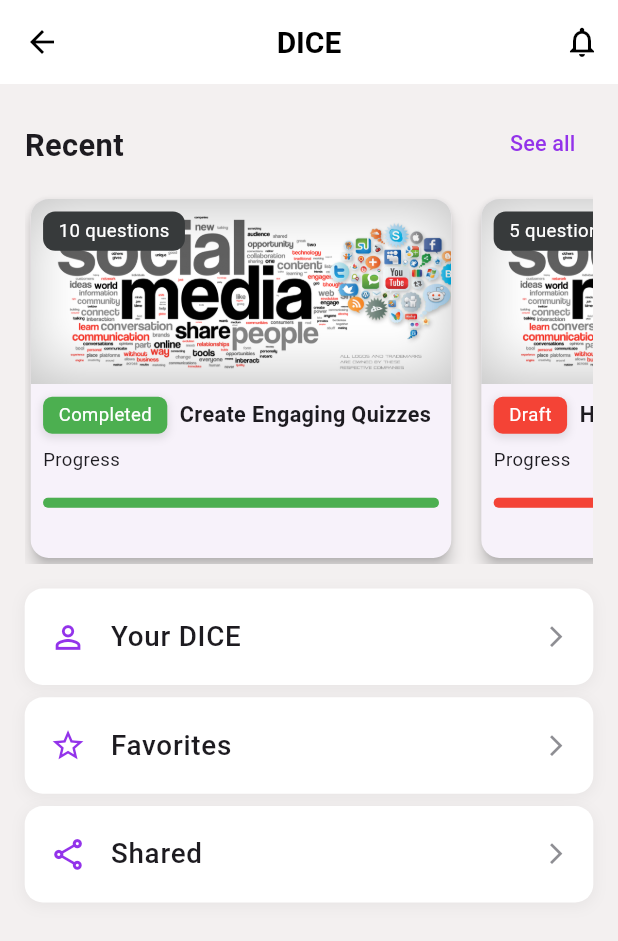
After one commit to Sokmeak/DICE-MobileApp, a Flutter app: the MyDiceScreen screen opened directly, on a phone screen of 412 x 824 dp. The commit adds this screen. Shown: the top 941 px of the screen. Run offline on Flutter 3.47's test engine with Material 3 defaults, Android fonts, the phone set to English and light mode, and no system bars; our stand-ins replace animate_do, another_flushbar, carousel_slider, dotted_border, image_picker, shared_preferences and 1 more; accounts and stored records are empty; Roboto replaces fonts that are missing (Poppins, poppins-normal).

Commit message:
create my-dice 1st page

```diff
--- a/lib/features/landing/screens/landing_screen.dart
+++ b/lib/features/landing/screens/landing_screen.dart
@@ -5,6 +5,7 @@
 import 'package:product_dice/features/home/widgets/app_bar.dart';
 import 'package:product_dice/features/landing/widgets/bottom_nav.dart';
 import 'package:product_dice/features/createquiz/screens/create_quiz_screen.dart';
+import 'package:product_dice/features/mydice/screens/my_dice_screen.dart';
 
 class LandingScreen extends StatefulWidget {
   const LandingScreen({super.key});
@@ -62,16 +63,14 @@
     //     ),
     //   ),
     // ),
-    const Center(child: Text('My DICE Page')),
+    const MyDiceScreen(),
   ];
 
   @override
   Widget build(BuildContext context) {
     final screenWidth = MediaQuery.of(context).size.width;
-    final fabSize = screenWidth * 0.13 * 1.4;
-
-    // Decide which AppBar to show
-    PreferredSizeWidget appBar;
+    final fabSize = screenWidth * 0.13 * 1.4; // Decide which AppBar to show
+    PreferredSizeWidget? appBar;
     if (_currentIndex == 1) {
       // Discover tab -> new custom AppBar
       appBar = const AppBarDiscover();
@@ -84,6 +83,9 @@
         },
         imageLogo: const AssetImage(AppStartImages.logo),
       );
+    } else if (_currentIndex == 3) {
+      // My DICE tab -> no AppBar (it has its own custom AppBar)
+      appBar = null;
     } else {
       // Fallback AppBar for other indices
       appBar = AppBar(
--- /dev/null
+++ b/lib/features/mydice/screens/my_dice_screen.dart
@@ -0,0 +1,187 @@
+import 'package:flutter/material.dart';
+import 'package:product_dice/core/data/my_dice_data.dart';
+import 'package:product_dice/features/home/widgets/card_my_dice.dart';
+import 'package:product_dice/core/theme/colors.dart';
+
+class MyDiceScreen extends StatefulWidget {
+  const MyDiceScreen({super.key});
+
+  @override
+  State<MyDiceScreen> createState() => _MyDiceScreenState();
+}
+
+class _MyDiceScreenState extends State<MyDiceScreen> {
+  @override
+  Widget build(BuildContext context) {
+    final size = MediaQuery.of(context).size;
+    final width = size.width;
+    final height = size.height;
+
+    return Scaffold(
+      backgroundColor: AppColors.background,
+      appBar: AppBar(
+        backgroundColor: Colors.white,
+        elevation: 0,
+        leading: IconButton(
+          icon: const Icon(Icons.arrow_back, color: Colors.black),
+          onPressed: () => Navigator.pop(context),
+        ),
+        title: const Text(
+          'DICE',
+          style: TextStyle(
+            color: Colors.black,
+            fontSize: 20,
+            fontWeight: FontWeight.w600,
+          ),
+        ),
+        centerTitle: true,
+        actions: [
+          IconButton(
+            onPressed: () {
+              // Add your notification or menu action
+            },
+            icon: const Icon(Icons.notifications_outlined, color: Colors.black),
+          ),
+        ],
+      ),
+      body: SafeArea(
+        child: Padding(
+          padding: EdgeInsets.all(width * 0.04),
+          child: Column(
+            crossAxisAlignment: CrossAxisAlignment.start,
+            children: [
+              // Recent section
+              Row(
+                mainAxisAlignment: MainAxisAlignment.spaceBetween,
+                children: [
+                  Text(
+                    'Recent',
+                    style: TextStyle(
+                      fontSize: width * 0.05,
+                      fontWeight: FontWeight.w600,
+                      fontFamily: 'Poppins',
+                    ),
+                  ),
+                  TextButton(
+                    onPressed: () {
+                      // Navigate to see all recent quizzes
+                    },
+                    child: Text(
+                      'See all',
+                      style: TextStyle(
+                        fontSize: width * 0.035,
+                        color: AppColors.purple,
+                        fontFamily: 'Poppins',
+                      ),
+                    ),
+                  ),
+                ],
+              ),
+              SizedBox(height: height * 0.01),
+
+              // Recent quiz cards
+              SizedBox(
+                height: height * 0.30, // adjust based on your card height
+                child: ListView.separated(
+                  scrollDirection: Axis.horizontal,
+                  physics:
+                      const BouncingScrollPhysics(), // for smooth scrolling
+                  itemCount: myDiceData.length,
+                  separatorBuilder: (context, index) =>
+                      const SizedBox(width: 12),
+                  itemBuilder: (context, index) {
+                    final data = myDiceData[index];
+                    return SizedBox(
+                      width: width * 0.7,
+                      child: CardMyDice(data: data),
+                    );
+                  },
+                ),
+              ),
+              SizedBox(height: height * 0.02),
+
+              // Menu options
+              _buildMenuOption(
+                icon: Icons.person_outline,
+                title: 'Your DICE',
+                iconColor: AppColors.purple,
+                onTap: () {
+                  // Navigate to Your DICE
+                },
+              ),
+              SizedBox(height: height * 0.01),
+              _buildMenuOption(
+                icon: Icons.star_outline,
+                title: 'Favorites',
+                iconColor: AppColors.purple,
+                onTap: () {
+                  // Navigate to Favorites
+                },
+              ),
+              SizedBox(height: height * 0.01),
+              _buildMenuOption(
+                icon: Icons.share_outlined,
+                title: 'Shared',
+                iconColor: AppColors.purple,
+                onTap: () {
+                  // Navigate to Shared
+                },
+              ),
+            ],
+          ),
+        ),
+      ),
+    );
+  }
+
+  Widget _buildMenuOption({
+    required IconData icon,
+    required String title,
+    required Color iconColor,
+    required VoidCallback onTap,
+  }) {
+    final size = MediaQuery.of(context).size;
+    final width = size.width;
+    final height = size.height;
+
+    return Container(
+      decoration: BoxDecoration(
+        color: AppColors.white,
+        borderRadius: BorderRadius.circular(12),
+        boxShadow: [
+          BoxShadow(
+            color: Colors.black.withOpacity(0.05),
+            offset: const Offset(0, 2),
+            blurRadius: 8,
+            spreadRadius: 0,
+          ),
+        ],
+      ),
+      child: ListTile(
+        contentPadding: EdgeInsets.symmetric(
+          horizontal: width * 0.04,
+          vertical: height * 0.005,
+        ),
+        leading: Icon(
+          icon,
+          color: iconColor,
+          size: width * 0.06,
+        ),
+        title: Text(
+          title,
+          style: TextStyle(
+            fontSize: width * 0.045,
+            fontWeight: FontWeight.w500,
+            fontFamily: 'Poppins',
+          ),
+        ),
+        trailing: Icon(
+          Icons.arrow_forward_ios,
+          color: AppColors.grey,
+          size: width * 0.04,
+        ),
+        onTap: onTap,
+      ),
+    );
+  }
+}
```
Also changed, not shown: pubspec.lock, 1 other file.
